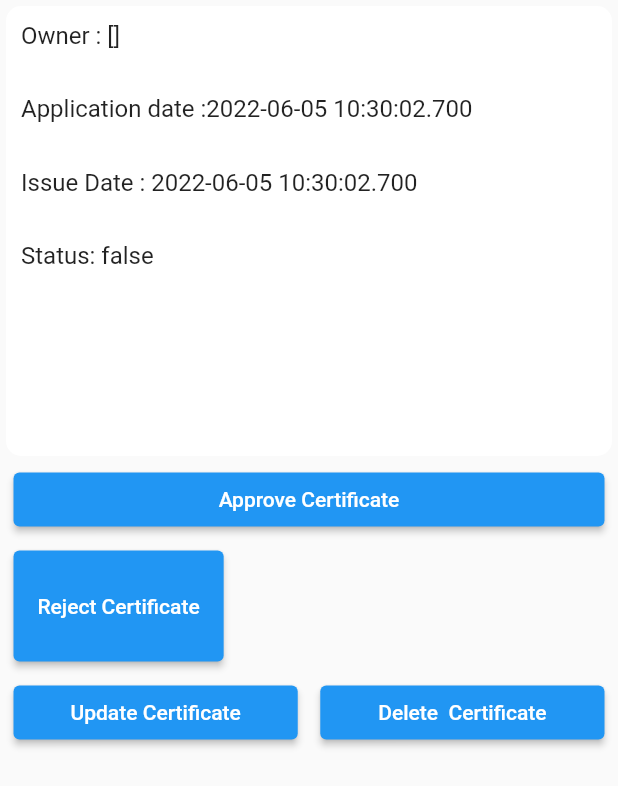
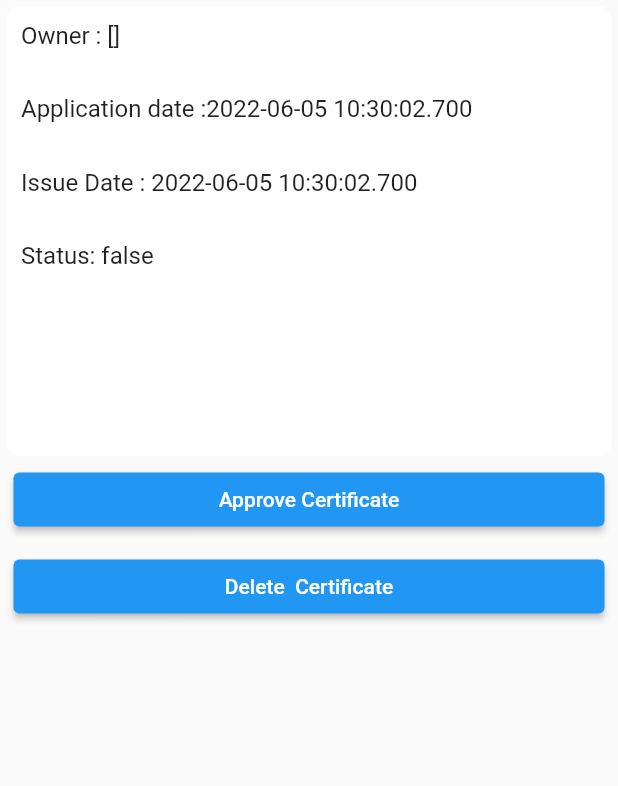
Before and after one commit to Aklile-Yilma/Wesagn-kunet-app, a Flutter app: the CertificateDeleteUpdateWidget widget shown alone on an empty page, opened directly with empty values, on a phone screen of 412 x 824 dp. Shown: the top 786 px of the screen. Run offline on Flutter 3.47's test engine with Material 2 defaults, Android fonts, the phone set to English and light mode, and no system bars; our stand-ins replace bloc, equatable, flutter_bloc, go_router, shared_preferences, sqflite; missing offline and left inert: shared_preferences_web; accounts and stored records are empty.

```diff
--- a/Client/wesagnkunet/lib/presentation/admin/certificates/components/certificate_delete_update.dart
+++ b/Client/wesagnkunet/lib/presentation/admin/certificates/components/certificate_delete_update.dart
@@ -55,6 +55,39 @@ class CertificateDeleteUpdateWidget extends StatelessWidget {
                 const SnackBar(
                   content: Text(
                         "Failed to approve",
+                        style: TextStyle(
+                          color: Colors.red
+                        ),
+                      ),
+                )
+              );
+
+              context.go("/admin/marriage/certificate");
+          }
+
+          if (state is DeletedMarriageCertificateState) {
+            WidgetsBinding.instance!.addPostFrameCallback((timeStamp) {
+              ScaffoldMessenger.of(context).showSnackBar(
+                const SnackBar(
+                  content: Text(
+                        "Deleted",
+                        style: TextStyle(
+                          color: Colors.green
+                        ),
+                      ),
+                )
+              );
+
+              context.go("/admin/marriage/certificates");
+
+            });
+          }
+          else if(state is DeletionError){
+
+            ScaffoldMessenger.of(context).showSnackBar(
+                const SnackBar(
+                  content: Text(
+                        "Failed to delete",
                         style: TextStyle(
                           color: Colors.red
                         ),
@@ -142,64 +175,19 @@ class CertificateDeleteUpdateWidget extends StatelessWidget {
                       SizedBox(
                         width: 5,
                       ),
-                      Expanded(
-                        child: Padding(
-                          padding: const EdgeInsets.all(5),
-                          child: ElevatedButton(
-                            child: Text("Reject Certificate"),
-                            onPressed: () {
-                              if (state is RejectedMarriageCertificateState) {
-                                Center(
-                                  child: Text("Rejected"),
-                                );
-                                context.go("admin/marriage/certificates");
-                              } else if (state is RejectionError) {
-                                Center(
-                                  child: Text("Failed to reject"),
-                                );
-                                context.go("admin/marriage/certificates");
-                              }
-                            },
-                          ),
-                        ),
-                      ),
-                  Row(
+                      Row(
                     crossAxisAlignment: CrossAxisAlignment.center,
                     mainAxisAlignment: MainAxisAlignment.center,
                     children: [
-                      Expanded(
-                        child: Padding(
-                          padding: const EdgeInsets.all(5),
-                          child: ElevatedButton(
-                            child: Text("Update Certificate"),
-                            onPressed: () {
-                              if (state is UpdatedMarriageCertificateState) {
-                                Center(
-                                  child: Text("Updated"),
-                                );
 
-                                context.go("admin/marriage/certificates");
-                                return;
-                              } else if (state is UpdateError) {
-                                Center(
-                                  child: Text("Failed to update"),
-                                );
-                                context.go("admin/marriage/certificates");
-                                return;
-                              }
-                            },
-                          ),
-                        ),
-                      ),
-                      SizedBox(
-                        width: 5,
-                      ),
                       Expanded(
                         child: Padding(
                           padding: const EdgeInsets.all(5),
                           child: ElevatedButton(
                             child: Text("Delete  Certificate"),
                             onPressed: () {
+                              context.read<AdminMarriageCertificateBloc>().add(DeleteMarriageCertificateEvent(marriageCertificate.id));
+
                               if (state is DeletingMarriageCertificateState) {
                                 Center(
                                   child: CircularProgressIndicator.adaptive(),
--- a/Client/wesagnkunet/lib/presentation/core/HomePage.dart
+++ b/Client/wesagnkunet/lib/presentation/core/HomePage.dart
@@ -135,10 +135,10 @@ class HomePage extends StatelessWidget {
                         height: 200,
                         child: ListView.builder(
                           scrollDirection: Axis.horizontal,
-                          itemCount: 12,
+                          itemCount: state.certificates!.length,
                           itemBuilder: (context, index) {
 
-                            MarriageCertificate certificate = state.certificates![0];
+                            MarriageCertificate certificate = state.certificates![index];
 
                             return SizedBox(
                               width:190,
```
